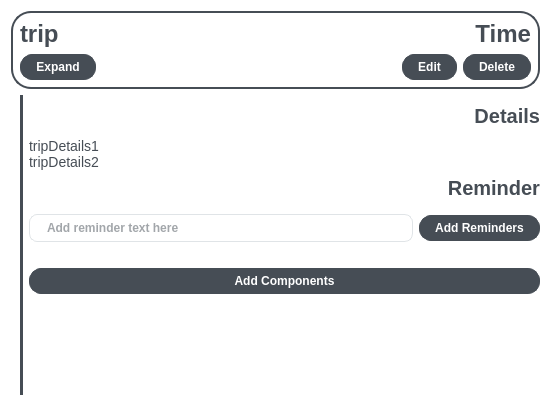
Old version of the form tripComponent.ui in the repository PantilaK/Pigeon.
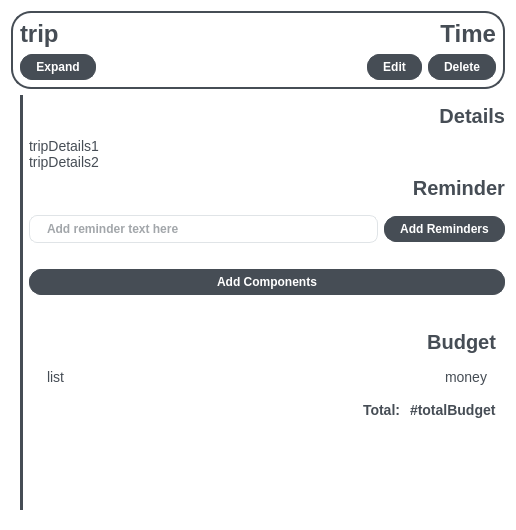
New version of the form.

```diff
--- a/tripComponent.ui
+++ b/tripComponent.ui
@@ -6,8 +6,8 @@
    <rect>
     <x>0</x>
     <y>0</y>
-    <width>551</width>
-    <height>415</height>
+    <width>516</width>
+    <height>530</height>
    </rect>
   </property>
   <property name="sizePolicy">
@@ -188,6 +188,11 @@
   font-weight: 600;
   font-size: 20px
 }
+QLabel#budgetHeaderLabel{
+  color: #464d55;
+  font-weight: 600;
+  font-size: 20px
+}
 QLabel{
   color: #464d55;
   font-weight: 400;
@@ -326,6 +331,87 @@
            </layout>
           </widget>
          </item>
+         <item>
+          <widget class="QWidget" name="budgetWidget" native="true">
+           <property name="styleSheet">
+            <string notr="true">QLabel#budgetTotalLabel{
+font-weight: 600
+}
+QLabel#budgetTotalBudgetLabel{
+font-weight: 600
+}</string>
+           </property>
+           <layout class="QVBoxLayout" name="verticalLayout_6">
+            <item>
+             <widget class="QLabel" name="budgetHeaderLabel">
+              <property name="text">
+               <string>Budget</string>
+              </property>
+              <property name="alignment">
+               <set>Qt::AlignRight|Qt::AlignTrailing|Qt::AlignVCenter</set>
+              </property>
+             </widget>
+            </item>
+            <item>
+             <widget class="QWidget" name="widget" native="true">
+              <layout class="QHBoxLayout" name="horizontalLayout_6">
+               <item>
+                <widget class="QLabel" name="budgetNameListLabel">
+                 <property name="text">
+                  <string>list</string>
+                 </property>
+                </widget>
+               </item>
+               <item>
+                <widget class="QLabel" name="budgetPriceListLabel">
+                 <property name="text">
+                  <string>money</string>
+                 </property>
+                 <property name="alignment">
+                  <set>Qt::AlignRight|Qt::AlignTrailing|Qt::AlignVCenter</set>
+                 </property>
+                </widget>
+               </item>
+              </layout>
+             </widget>
+            </item>
+            <item>
+             <layout class="QHBoxLayout" name="horizontalLayout_8">
+              <property name="topMargin">
+               <number>0</number>
+              </property>
+              <item>
+               <spacer name="horizontalSpacer_2">
+                <property name="orientation">
+                 <enum>Qt::Horizontal</enum>
+                </property>
+                <property name="sizeHint" stdset="0">
+                 <size>
+                  <width>40</width>
+                  <height>20</height>
+                 </size>
+                </property>
+               </spacer>
+              </item>
+              <item>
+               <widget class="QLabel" name="budgetTotalLabel">
+                <property name="text">
+                 <string>Total: </string>
+                </property>
+               </widget>
+              </item>
+              <item>
+               <widget class="QLabel" name="budgetTotalBudgetLabel">
+                <property name="text">
+                 <string>#totalBudget</string>
+                </property>
+               </widget>
+              </item>
+             </layout>
+            </item>
+           </layout>
+          </widget>
+         </item>
          <item>
           <widget class="QWidget" name="componentWidget" native="true">
            <layout class="QHBoxLayout" name="horizontalLayout_5">
```
